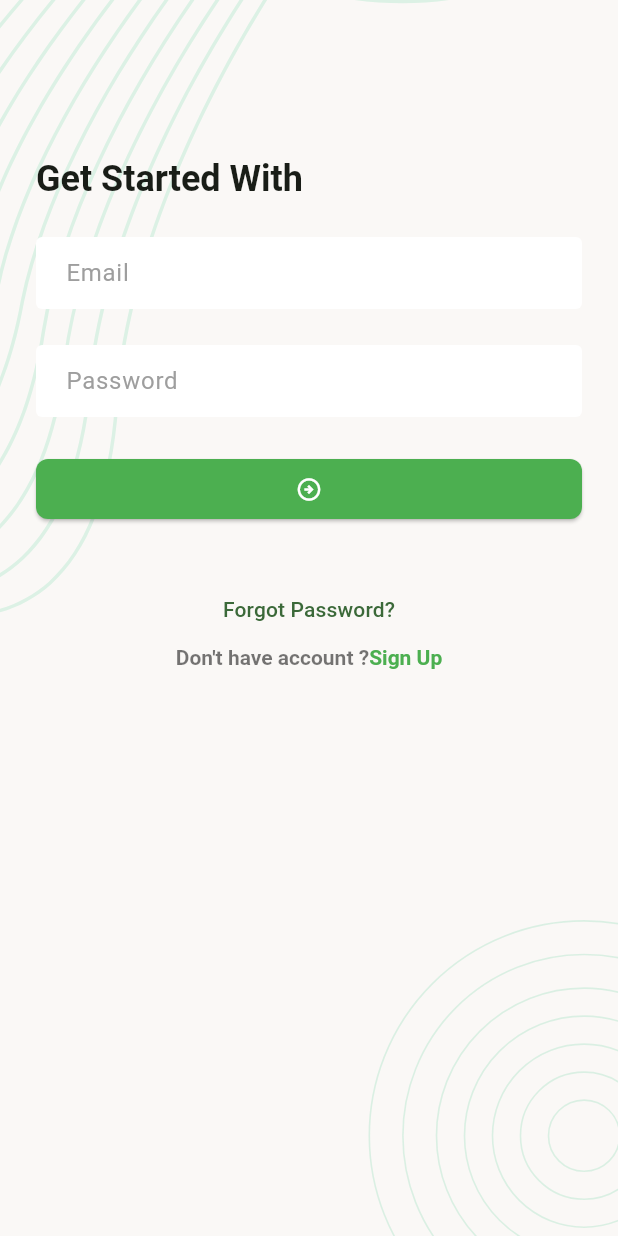
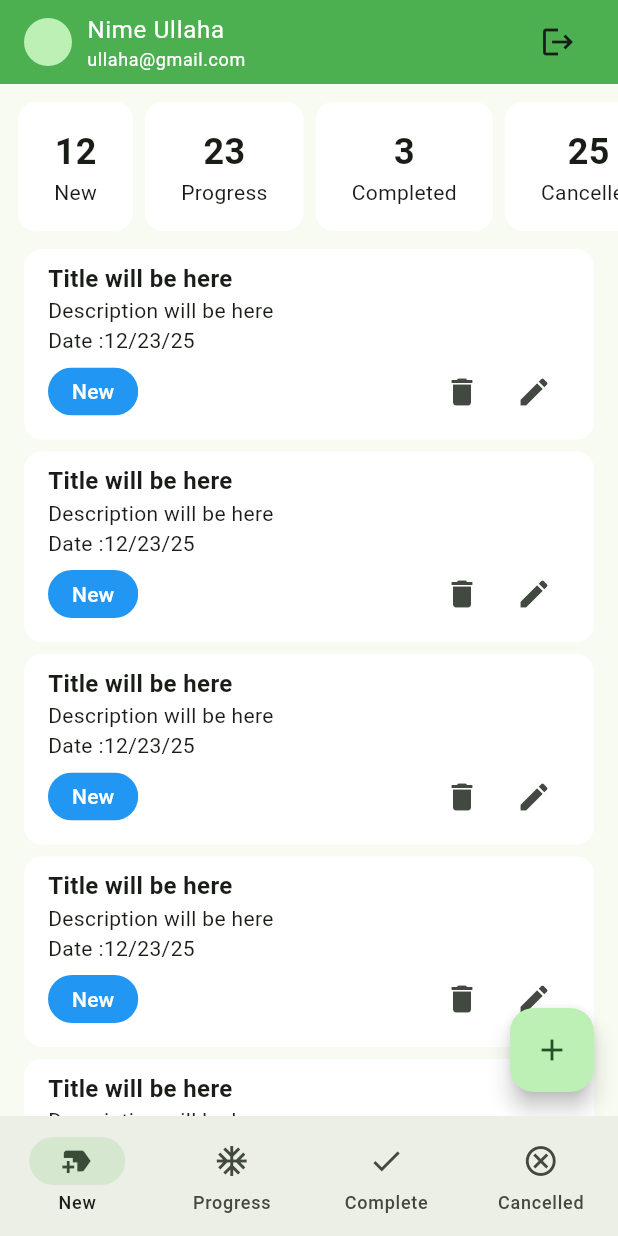
Before and after one commit to nimeullaha71/flutter_9, a Flutter app: the screen it shows after launch, after a tap on the "arrow circle right" icon, on a phone screen of 412 x 824 dp. Run offline on Flutter 3.47's test engine with Material 3 defaults, Android fonts, the phone set to English and light mode, and no system bars; our stand-ins replace flutter_svg, pin_code_fields.

Commit message:
Add new task and progress task screen ui

```diff
--- a/lib/ui/screens/login_screen.dart
+++ b/lib/ui/screens/login_screen.dart
@@ -1,6 +1,7 @@
 import 'package:flutter/gestures.dart';
 import 'package:flutter/material.dart';
 import 'package:fluttter_9/ui/screens/forgot_password_verify_email_screen.dart';
+import 'package:fluttter_9/ui/screens/main_bottom_nav_screen.dart';
 import 'package:fluttter_9/ui/screens/register_screen.dart';
 import 'package:fluttter_9/ui/widgets/screen_background.dart';
 
@@ -59,7 +60,7 @@ class _LoginScreenState extends State<LoginScreen> {
                 height: 24,
               ),
               ElevatedButton(
-                  onPressed: () {},
+                  onPressed: _onTapSignInButton,
                   child: const Icon(
                     Icons.arrow_circle_right_outlined,
                     color: Colors.white,
@@ -88,7 +89,7 @@ class _LoginScreenState extends State<LoginScreen> {
                               fontWeight: FontWeight.bold,
                             ),
                             recognizer: TapGestureRecognizer()
-                              ..onTap = _onTapSignInButton,
+                              ..onTap = _onTapSignUpButton,
                           ),
                         ])),
                   ],
@@ -101,6 +102,13 @@ class _LoginScreenState extends State<LoginScreen> {
     ));
   }
 
+  void _onTapSignInButton() {
+    Navigator.pushAndRemoveUntil(
+        context,
+        MaterialPageRoute(builder: (context) => const MainBottomNavScreen()),
+        (predicate) => false);
+  }
+
   void _onTapForgotPassword() {
     Navigator.push(
         context,
@@ -108,7 +116,7 @@ class _LoginScreenState extends State<LoginScreen> {
             builder: (context) => const ForgotPasswordVerifyEmailScreen()));
   }
 
-  void _onTapSignInButton() {
+  void _onTapSignUpButton() {
     Navigator.push(context,
         MaterialPageRoute(builder: (context) => const RegisterScreen()));
   }
--- /dev/null
+++ b/lib/ui/screens/main_bottom_nav_screen.dart
@@ -0,0 +1,46 @@
+import 'package:flutter/material.dart';
+import 'package:fluttter_9/ui/screens/new_task_screen.dart';
+import 'package:fluttter_9/ui/screens/progress_task_screen.dart';
+
+import '../widgets/tm_app_bar.dart';
+
+class MainBottomNavScreen extends StatefulWidget {
+  const MainBottomNavScreen({super.key});
+
+  @override
+  State<MainBottomNavScreen> createState() => _MainBottomNavScreenState();
+}
+
+class _MainBottomNavScreenState extends State<MainBottomNavScreen> {
+  int _selectedIndex = 0;
+
+  List<Widget> _screens = [
+    NewTaskScreen(),
+    ProgressTaskScreen(),
+    NewTaskScreen(),
+    NewTaskScreen(),
+
+  ];
+
+  @override
+  Widget build(BuildContext context) {
+    return Scaffold(
+      appBar: const TMAppBar(),
+      body: _screens[_selectedIndex],
+      bottomNavigationBar: NavigationBar(
+          selectedIndex: _selectedIndex,
+          onDestinationSelected: (index) {
+            _selectedIndex = index;
+            setState(() {});
+          },
+          destinations: const [
+            NavigationDestination(icon: Icon(Icons.new_label), label: 'New'),
+            NavigationDestination(
+                icon: Icon(Icons.ac_unit_sharp), label: 'Progress'),
+            NavigationDestination(icon: Icon(Icons.done), label: 'Complete'),
+            NavigationDestination(
+                icon: Icon(Icons.cancel_outlined), label: 'Cancelled'),
+          ]),
+    );
+  }
+}
--- /dev/null
+++ b/lib/ui/screens/new_task_screen.dart
@@ -0,0 +1,70 @@
+import 'package:flutter/material.dart';
+
+import '../widgets/summary_card.dart';
+import '../widgets/task_card.dart';
+
+class NewTaskScreen extends StatefulWidget {
+  const NewTaskScreen({super.key});
+
+  @override
+  State<NewTaskScreen> createState() => _NewTaskScreenState();
+}
+
+class _NewTaskScreenState extends State<NewTaskScreen> {
+  @override
+  Widget build(BuildContext context) {
+    return Scaffold(
+      body: SingleChildScrollView(
+        child: Column(
+          children: [
+            _buildSummarySection(),
+            ListView.separated(
+              itemCount: 6,
+              primary: false,
+              shrinkWrap: true,
+              itemBuilder: (context, index) {
+                return const TaskCard();
+              },
+              separatorBuilder: (context, index) => const SizedBox(
+                height: 8,
+              ),
+            )
+          ],
+        ),
+      ),
+      floatingActionButton: FloatingActionButton(
+        onPressed: () {},
+        child: Icon(Icons.add),
+      ),
+    );
+  }
+
+  Widget _buildSummarySection() {
+    return SingleChildScrollView(
+      scrollDirection: Axis.horizontal,
+      child: Padding(
+        padding: const EdgeInsets.all(8.0),
+        child: Row(
+          children: [
+            SummaryCard(
+              title: 'New',
+              count: 12,
+            ),
+            SummaryCard(
+              title: 'Progress',
+              count: 23,
+            ),
+            SummaryCard(
+              title: 'Completed',
+              count: 3,
+            ),
+            SummaryCard(
+              title: 'Cancelled',
+              count: 25,
+            ),
+          ],
+        ),
+      ),
+    );
+  }
+}
--- /dev/null
+++ b/lib/ui/screens/progress_task_screen.dart
@@ -0,0 +1,27 @@
+import 'package:flutter/material.dart';
+import '../widgets/task_card.dart';
+
+class ProgressTaskScreen extends StatefulWidget {
+  const ProgressTaskScreen({super.key});
+
+  @override
+  State<ProgressTaskScreen> createState() => _ProgressTaskScreenState();
+}
+
+class _ProgressTaskScreenState extends State<ProgressTaskScreen> {
+  @override
+  Widget build(BuildContext context) {
+    return Scaffold(
+      body: ListView.separated(
+        itemCount: 6,
+        itemBuilder: (context, index) {
+          return const TaskCard();
+        },
+        separatorBuilder: (context, index) => const SizedBox(
+          height: 8,
+        ),
+      ),
+
+    );
+  }
+}
--- /dev/null
+++ b/lib/ui/widgets/summary_card.dart
@@ -0,0 +1,28 @@
+import 'package:flutter/material.dart';
+class SummaryCard extends StatelessWidget {
+  const SummaryCard({
+    super.key,
+    required this.title,
+    required this.count,
+  });
+
+  final String title;
+  final int count;
+
+  @override
+  Widget build(BuildContext context) {
+    return Card(
+      elevation: 0,
+      color: Colors.white,
+      child: Padding(
+        padding: const EdgeInsets.symmetric(horizontal: 24,vertical: 16),
+        child: Column(
+          children: [
+            Text('$count',style: TextStyle(fontWeight: FontWeight.bold,fontSize: 24),),
+            Text(title),
+          ],
+        ),
+      ),
+    );
+  }
+}
--- /dev/null
+++ b/lib/ui/widgets/task_card.dart
@@ -0,0 +1,48 @@
+import 'package:flutter/material.dart';
+
+class TaskCard extends StatelessWidget {
+  const TaskCard({
+    super.key,
+  });
+
+  @override
+  Widget build(BuildContext context) {
+    return Card(
+      elevation: 0,
+      color: Colors.white,
+      margin: EdgeInsets.symmetric(horizontal: 16),
+
+      child: Padding(
+        padding: const EdgeInsets.symmetric(horizontal: 16,vertical: 8),
+        child: Column(
+
+          crossAxisAlignment: CrossAxisAlignment.start,
+          children: [
+            Text("Title will be here",style: TextStyle(fontSize: 16,fontWeight: FontWeight.w600),),
+            Text("Description will be here"),
+            Text("Date :12/23/25"),
+            Row(
+              children: [
+                Chip(
+                  label: Text(
+                    'New',
+                    style: TextStyle(color: Colors.white),
+                  ),
+                  padding: EdgeInsets.symmetric(horizontal: 8),
+                  shape: RoundedRectangleBorder(
+                    borderRadius: BorderRadius.circular(50),
+                  ),
+                  backgroundColor: Colors.blue,
+                  side: BorderSide.none,
+                ),
+                const Spacer(),
+                IconButton(onPressed: (){}, icon: Icon(Icons.delete)),
+                IconButton(onPressed: (){}, icon: Icon(Icons.edit)),
+              ],
+            )
+          ],
+        ),
+      ),
+    );
+  }
+}
--- /dev/null
+++ b/lib/ui/widgets/tm_app_bar.dart
@@ -0,0 +1,41 @@
+import 'package:flutter/material.dart';
+class TMAppBar extends StatelessWidget implements PreferredSizeWidget {
+  const TMAppBar({
+    super.key,
+  });
+
+
+
+  @override
+  Widget build(BuildContext context) {
+    TextTheme textTheme = Theme.of(context).textTheme;
+    return AppBar(
+      backgroundColor: Colors.green,
+      title: Row(
+        children: [
+          const CircleAvatar(
+            radius: 16,
+          ),
+          const SizedBox(width: 10,),
+          Expanded(
+            child: Column(
+              crossAxisAlignment: CrossAxisAlignment.start,
+              children: [
+                Text("Nime Ullaha",style: textTheme.bodyLarge?.copyWith(
+                    color: Colors.white
+                ),),
+                Text("ullaha@gmail.com",style: textTheme.bodySmall?.copyWith(
+                  color: Colors.white,
+                ),),
+              ],
+            ),
+          ),
+          IconButton(onPressed: (){}, icon: Icon(Icons.logout))
+        ],
+      ),
+    );
+  }
+
+  @override
+  Size get preferredSize => const Size.fromHeight(kToolbarHeight);
+}
```
